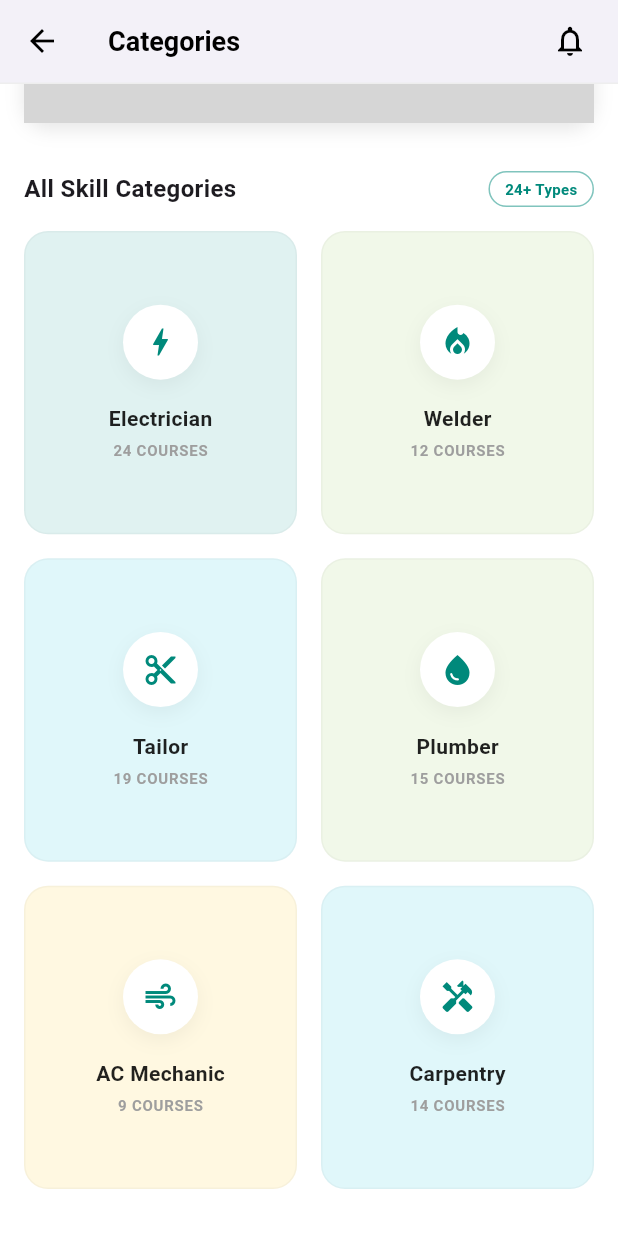
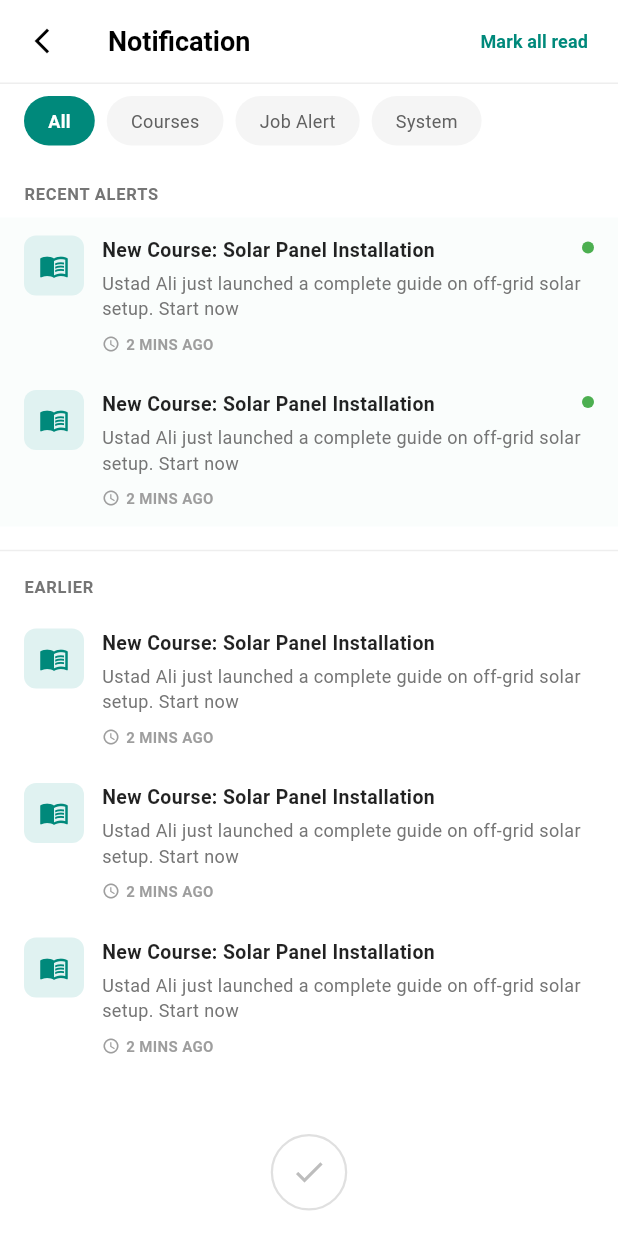
Before and after one commit to AbdurRehman1299/HunarGah-A-Skillful-Reel-Hub, a Flutter app: the CategoryScreen screen opened directly, scrolled down 241 dp, after a tap on the "notifications none" icon, on a phone screen of 412 x 824 dp. Run offline on Flutter 3.47's test engine with Material 3 defaults, Android fonts, the phone set to English and light mode, and no system bars; our stand-ins replace image_picker, smooth_page_indicator; network calls fail; grey boxes are pictures that could not be loaded.

Commit message:
create: notifications screen

```diff
--- a/lib/main.dart
+++ b/lib/main.dart
@@ -2,6 +2,7 @@ import 'package:flutter/material.dart';
 import 'package:hunargah/dashboards/main_dashboard.dart';
 import 'package:hunargah/screens/language_selector_screen.dart';
 import 'package:hunargah/screens/login_screen.dart';
+import 'package:hunargah/screens/notifications_screen.dart';
 import 'package:hunargah/screens/onboarding_screen.dart';
 import 'package:hunargah/screens/profile_picture_screen.dart';
 import 'package:hunargah/screens/signup_screen.dart';
@@ -36,6 +37,7 @@ class MainApp extends StatelessWidget {
         '/profile': (context) => const ProfilePictureScreen(),
         '/dashboard': (context) => const MainDashboard(),
         '/ustad-profile': (context) => const UstadProfileScreen(),
+        '/notification': (context) => const NotificationsScreen(),
       },
 
       // Set theme to declare color one time
--- a/lib/screens/category_screen.dart
+++ b/lib/screens/category_screen.dart
@@ -19,7 +19,9 @@ class _CategoryScreenState extends State<CategoryScreen> {
         title: 'Categories',
         actions: [
           IconButton(
-            onPressed: () {},
+            onPressed: () {
+              Navigator.pushNamed(context, '/notification');
+            },
             icon: const Icon(Icons.notifications_none, color: Colors.black),
           ),
           const SizedBox(width: 8),
--- /dev/null
+++ b/lib/screens/notifications_screen.dart
@@ -0,0 +1,311 @@
+import 'package:flutter/material.dart';
+import 'package:hunargah/components/app_bar.dart';
+
+class NotificationsScreen extends StatefulWidget {
+  const NotificationsScreen({super.key});
+
+  @override
+  State<NotificationsScreen> createState() => _NotificationsScreenState();
+}
+
+class _NotificationsScreenState extends State<NotificationsScreen> {
+  String _selectedFilter = 'All';
+
+  @override
+  Widget build(BuildContext context) {
+    final themeColor = Theme.of(context).primaryColor;
+
+    return Scaffold(
+      backgroundColor: Colors.white,
+      appBar: CustomAppBar(
+        title: 'Notification',
+        leading: IconButton(
+          onPressed: () => Navigator.pop(context),
+          icon: Icon(Icons.arrow_back_ios_new, color: Colors.black, size: 20),
+        ),
+        actions: [
+          TextButton(
+            onPressed: () {},
+            child: Text(
+              'Mark all read',
+              style: TextStyle(
+                color: themeColor,
+                fontWeight: FontWeight.bold,
+                fontSize: 12,
+              ),
+            ),
+          ),
+
+          const SizedBox(width: 8),
+        ],
+      ),
+
+      body: SingleChildScrollView(
+        child: Column(
+          crossAxisAlignment: CrossAxisAlignment.start,
+          children: [
+            // -- Filter Chips --
+            SingleChildScrollView(
+              scrollDirection: Axis.horizontal,
+              padding: const EdgeInsets.symmetric(
+                horizontal: 16.0,
+                vertical: 8.0,
+              ),
+              child: Row(
+                children: [
+                  _buildFilterChip('All'),
+                  _buildFilterChip('Courses'),
+                  _buildFilterChip('Job Alert'),
+                  _buildFilterChip('System'),
+                ],
+              ),
+            ),
+
+            const SizedBox(height: 16),
+
+            // -- Recent Alerts Section --
+            Padding(
+              padding: const EdgeInsets.symmetric(horizontal: 16.0),
+              child: Text(
+                'RECENT ALERTS',
+                style: TextStyle(
+                  fontSize: 11,
+                  fontWeight: FontWeight.bold,
+                  color: Colors.grey[600],
+                  letterSpacing: 0.5,
+                ),
+              ),
+            ),
+
+            const SizedBox(height: 8),
+
+            _buildNotificationItem(
+              title: 'New Course: Solar Panel Installation',
+              description:
+                  'Ustad Ali just launched a complete guide on off-grid solar setup. Start now',
+              time: '2 MINS AGO',
+              isUnread: true,
+            ),
+            _buildNotificationItem(
+              title: 'New Course: Solar Panel Installation',
+              description:
+                  'Ustad Ali just launched a complete guide on off-grid solar setup. Start now',
+              time: '2 MINS AGO',
+              isUnread: true,
+            ),
+
+            Divider(color: Colors.grey[200], height: 32, thickness: 1),
+
+            // -- Earlier Section --
+            Padding(
+              padding: const EdgeInsets.symmetric(horizontal: 16.0),
+              child: Text(
+                'EARLIER',
+                style: TextStyle(
+                  fontSize: 11,
+                  fontWeight: FontWeight.bold,
+                  color: Colors.grey[600],
+                  letterSpacing: 0.5,
+                ),
+              ),
+            ),
+
+            const SizedBox(height: 8),
+
+            _buildNotificationItem(
+              title: 'New Course: Solar Panel Installation',
+              description:
+                  'Ustad Ali just launched a complete guide on off-grid solar setup. Start now',
+              time: '2 MINS AGO',
+              isUnread: false,
+            ),
+            _buildNotificationItem(
+              title: 'New Course: Solar Panel Installation',
+              description:
+                  'Ustad Ali just launched a complete guide on off-grid solar setup. Start now',
+              time: '2 MINS AGO',
+              isUnread: false,
+            ),
+            _buildNotificationItem(
+              title: 'New Course: Solar Panel Installation',
+              description:
+                  'Ustad Ali just launched a complete guide on off-grid solar setup. Start now',
+              time: '2 MINS AGO',
+              isUnread: false,
+            ),
+
+            const SizedBox(height: 40),
+
+            // -- All Caught Up Footer --
+            Center(
+              child: Column(
+                children: [
+                  Container(
+                    padding: const EdgeInsets.all(12),
+                    decoration: BoxDecoration(
+                      shape: BoxShape.circle,
+                      border: Border.all(color: Colors.grey[300]!, width: 1.5),
+                    ),
+                    child: Icon(Icons.check, color: Colors.grey[400], size: 24),
+                  ),
+
+                  const SizedBox(height: 16),
+
+                  Text(
+                    'You\'re all caught up',
+                    style: TextStyle(
+                      fontSize: 14,
+                      fontWeight: FontWeight.bold,
+                      color: Colors.grey[400],
+                    ),
+                  ),
+
+                  const SizedBox(height: 4),
+
+                  Text(
+                    'Check back later for new updates',
+                    style: TextStyle(fontSize: 11, color: Colors.grey[400]),
+                  ),
+                ],
+              ),
+            ),
+
+            const SizedBox(height: 40),
+          ],
+        ),
+      ),
+    );
+  }
+
+  // Reusable Widget: Filter Chips
+  Widget _buildFilterChip(String label) {
+    final themeColor = Theme.of(context).primaryColor;
+    bool isSelected = _selectedFilter == label;
+
+    return GestureDetector(
+      onTap: () {
+        setState(() {
+          _selectedFilter = label;
+        });
+      },
+      child: Container(
+        margin: const EdgeInsets.only(right: 8.0),
+        padding: const EdgeInsets.symmetric(horizontal: 16, vertical: 8),
+        decoration: BoxDecoration(
+          color: isSelected ? themeColor : Colors.grey[100],
+          borderRadius: BorderRadius.circular(20),
+        ),
+        child: Text(
+          label,
+          style: TextStyle(
+            color: isSelected ? Colors.white : Colors.grey[700],
+            fontSize: 12,
+            fontWeight: isSelected ? FontWeight.bold : FontWeight.normal,
+          ),
+        ),
+      ),
+    );
+  }
+
+  // Reusable Widget: Notification List Item
+  Widget _buildNotificationItem({
+    required String title,
+    required String description,
+    required String time,
+    required bool isUnread,
+  }) {
+    final themeColor = Theme.of(context).primaryColor;
+
+    return Container(
+      padding: const EdgeInsets.symmetric(horizontal: 16, vertical: 12),
+      color: isUnread ? themeColor.withValues(alpha: 0.02) : Colors.transparent,
+      child: Row(
+        crossAxisAlignment: CrossAxisAlignment.start,
+        children: [
+          // Icon Box
+          Container(
+            width: 40,
+            height: 40,
+            decoration: BoxDecoration(
+              color: const Color(0xFFE0F2F1),
+              borderRadius: BorderRadius.circular(8),
+            ),
+            child: Icon(
+              Icons.menu_book,
+              color: themeColor,
+              size: 20,
+            ), // Course Icon
+          ),
+
+          const SizedBox(width: 12),
+
+          // Text Content
+          Expanded(
+            child: Column(
+              crossAxisAlignment: CrossAxisAlignment.start,
+              children: [
+                Row(
+                  crossAxisAlignment: CrossAxisAlignment.start,
+                  children: [
+                    Expanded(
+                      child: Text(
+                        title,
+                        style: const TextStyle(
+                          fontWeight: FontWeight.bold,
+                          fontSize: 13,
+                          color: Colors.black87,
+                        ),
+                      ),
+                    ),
+                    if (isUnread) ...[
+                      const SizedBox(width: 8),
+                      Container(
+                        margin: const EdgeInsets.only(top: 4),
+                        width: 8,
+                        height: 8,
+                        decoration: BoxDecoration(
+                          color: Colors.green,
+                          shape: BoxShape.circle,
+                        ),
+                      ),
+                    ],
+                  ],
+                ),
+
+                const SizedBox(height: 4),
+
+                Text(
+                  description,
+                  style: TextStyle(
+                    fontSize: 12,
+                    color: Colors.grey[600],
+                    height: 1.4,
+                  ),
+                ),
+
+                const SizedBox(height: 8),
+
+                Row(
+                  children: [
+                    Icon(Icons.access_time, size: 12, color: Colors.grey[500]),
+
+                    const SizedBox(width: 4),
+
+                    Text(
+                      time,
+                      style: TextStyle(
+                        fontSize: 10,
+                        color: Colors.grey[500],
+                        fontWeight: FontWeight.bold,
+                      ),
+                    ),
+                  ],
+                ),
+              ],
+            ),
+          ),
+        ],
+      ),
+    );
+  }
+}
```
